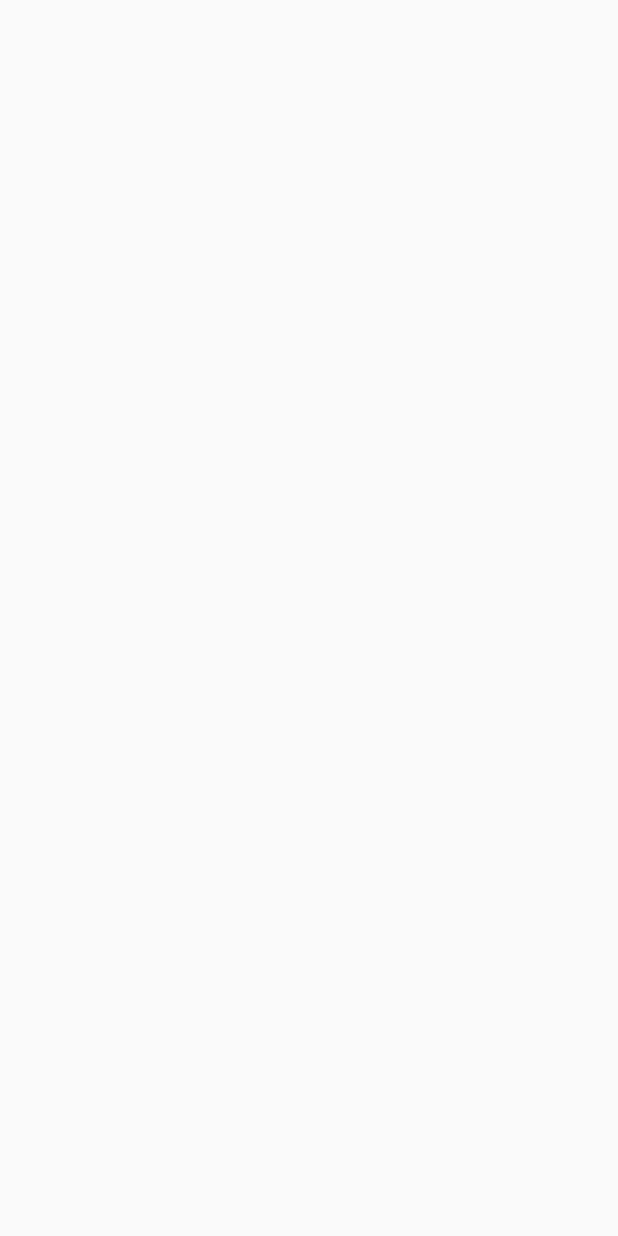
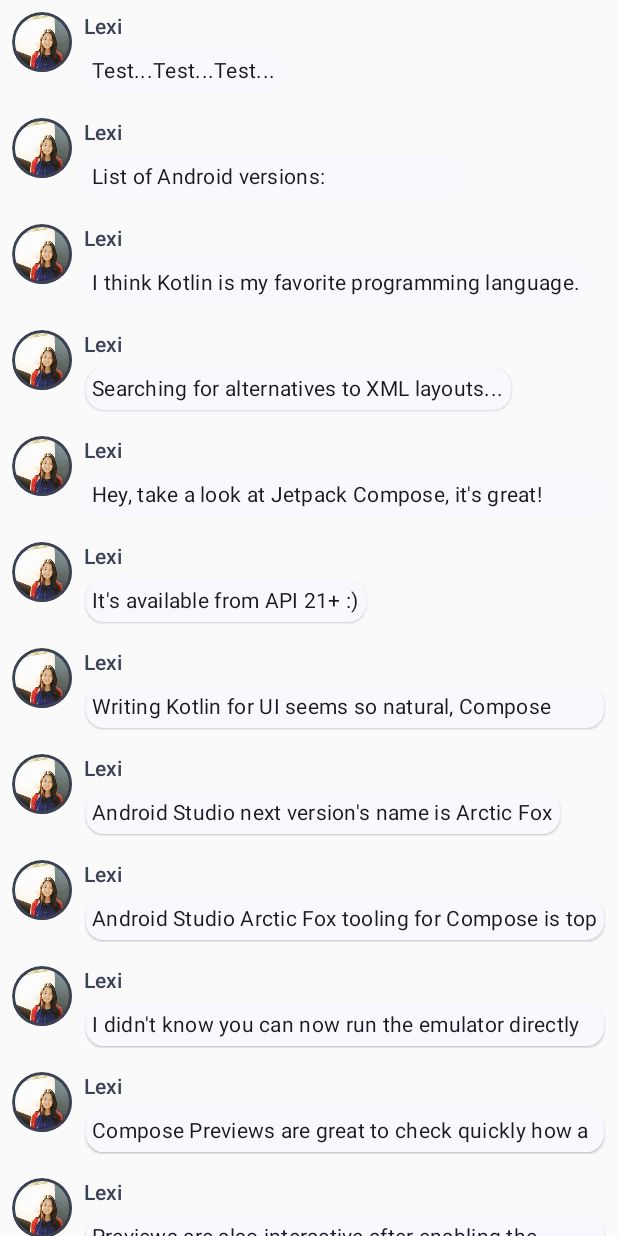
Before and after one commit to KasperiErvasti/Mobile-ComputingHW1, an Android app built with Jetpack Compose: the screen it shows after launch (MainActivity), on a phone screen of 412 x 824 dp. Before the commit the screen is empty. Run offline under Robolectric (Android 15) with nearby library versions, the phone set to English and light mode, and no system bars.

Commit message:
Implement HW1

```diff
--- a/app/src/main/java/com/example/mobile_computinghw1/MainActivity.kt
+++ b/app/src/main/java/com/example/mobile_computinghw1/MainActivity.kt
@@ -1,16 +1,38 @@
 package com.example.mobile_computinghw1
 
+import android.content.res.Configuration
 import android.os.Bundle
 import androidx.activity.ComponentActivity
 import androidx.activity.compose.setContent
 import androidx.activity.enableEdgeToEdge
-import androidx.compose.foundation.layout.fillMaxSize
+import androidx.compose.animation.animateColorAsState
+import androidx.compose.animation.animateContentSize
+import androidx.compose.foundation.Image
+import androidx.compose.foundation.border
+import androidx.compose.foundation.clickable
+import androidx.compose.foundation.layout.Column
+import androidx.compose.foundation.layout.Row
+import androidx.compose.foundation.layout.Spacer
+import androidx.compose.foundation.layout.height
 import androidx.compose.foundation.layout.padding
-import androidx.compose.material3.Scaffold
+import androidx.compose.foundation.layout.size
+import androidx.compose.foundation.layout.width
+import androidx.compose.foundation.lazy.LazyColumn
+import androidx.compose.foundation.lazy.items
+import androidx.compose.foundation.shape.CircleShape
+import androidx.compose.material3.MaterialTheme
+import androidx.compose.material3.Surface
 import androidx.compose.material3.Text
 import androidx.compose.runtime.Composable
+import androidx.compose.runtime.getValue
+import androidx.compose.runtime.mutableStateOf
+import androidx.compose.runtime.remember
+import androidx.compose.runtime.setValue
 import androidx.compose.ui.Modifier
+import androidx.compose.ui.draw.clip
+import androidx.compose.ui.res.painterResource
 import androidx.compose.ui.tooling.preview.Preview
+import androidx.compose.ui.unit.dp
 import com.example.mobile_computinghw1.ui.theme.MobileComputingHW1Theme
 
 class MainActivity : ComponentActivity() {
@@ -18,32 +40,173 @@ class MainActivity : ComponentActivity() {
         super.onCreate(savedInstanceState)
         enableEdgeToEdge()
         setContent {
-            // TEST
+            MobileComputingHW1Theme {
+                Conversation(SampleData.conversationSample)
+            }
+        }
+    }
+}
 
-//            MobileComputingHW1Theme {
-//                Scaffold(modifier = Modifier.fillMaxSize()) { innerPadding ->
-//                    Greeting(
-//                        name = "Android",
-//                        modifier = Modifier.padding(innerPadding)
-//                    )
-//                }
-//            }
+data class Message(val author: String, val body: String)
+
+@Composable
+fun MessageCard(msg: Message) {
+    Row(modifier = Modifier.padding(all = 8.dp)) {
+        Image(
+            painter = painterResource(R.drawable.profile_picture),
+            contentDescription = null,
+            modifier = Modifier
+                .size(40.dp)
+                .clip(CircleShape)
+                .border(1.5.dp, MaterialTheme.colorScheme.secondary, CircleShape)
+        )
+        Spacer(modifier = Modifier.width(8.dp))
+
+        // We keep track if the message is expanded or not in this
+        // variable
+        var isExpanded by remember { mutableStateOf(false) }
+        // surfaceColor will be updated gradually from one color to the other
+        val surfaceColor by animateColorAsState(
+            if (isExpanded) MaterialTheme.colorScheme.primary else MaterialTheme.colorScheme.surface,
+        )
+
+        // We toggle the isExpanded variable when we click on this Column
+        Column(modifier = Modifier.clickable { isExpanded = !isExpanded }) {
+            Text(
+                text = msg.author,
+                color = MaterialTheme.colorScheme.secondary,
+                style = MaterialTheme.typography.titleSmall
+            )
+
+            Spacer(modifier = Modifier.height(4.dp))
+
+            Surface(
+                shape = MaterialTheme.shapes.medium,
+                shadowElevation = 1.dp,
+                // surfaceColor color will be changing gradually from primary to surface
+                color = surfaceColor,
+                // animateContentSize will change the Surface size gradually
+                modifier = Modifier.animateContentSize().padding(1.dp)
+            ) {
+                Text(
+                    text = msg.body,
+                    modifier = Modifier.padding(all = 4.dp),
+                    // If the message is expanded, we display all its content
+                    // otherwise we only display the first line
+                    maxLines = if (isExpanded) Int.MAX_VALUE else 1,
+                    style = MaterialTheme.typography.bodyMedium
+                )
+            }
+        }
+    }
+}
+
+
+@Preview(name = "Light Mode")
+@Preview(
+    uiMode = Configuration.UI_MODE_NIGHT_YES,
+    showBackground = true,
+    name = "Dark Mode"
+)
+
+@Composable
+fun PreviewMessageCard() {
+    MobileComputingHW1Theme {
+        Surface {
+            MessageCard(
+                msg = Message("Lexi", "Hey, take a look at Jetpack Compose, it's great!")
+            )
         }
     }
 }
 
 @Composable
-fun Greeting(name: String, modifier: Modifier = Modifier) {
-    Text(
-        text = "Hello $name!",
-        modifier = modifier
+fun Conversation(messages: List<Message>) {
+    LazyColumn {
+        items(messages) { message ->
+            MessageCard(message)
+        }
+    }
+}
+
+@Preview
+@Composable
+fun PreviewConversation() {
+    MobileComputingHW1Theme {
+        Conversation(SampleData.conversationSample)
+    }
+}
+
+/**
+ * SampleData for Jetpack Compose Tutorial
+ */
+object SampleData {
+    // Sample conversation data
+    val conversationSample = listOf(
+        Message(
+            "Lexi",
+            "Test...Test...Test..."
+        ),
+        Message(
+            "Lexi",
+            """List of Android versions:
+            |Android KitKat (API 19)
+            |Android Lollipop (API 21)
+            |Android Marshmallow (API 23)
+            |Android Nougat (API 24)
+            |Android Oreo (API 26)
+            |Android Pie (API 28)
+            |Android 10 (API 29)
+            |Android 11 (API 30)
+            |Android 12 (API 31)""".trim()
+        ),
+        Message(
+            "Lexi",
+            """I think Kotlin is my favorite programming language.
+            |It's so much fun!""".trim()
+        ),
+        Message(
+            "Lexi",
+            "Searching for alternatives to XML layouts..."
+        ),
+        Message(
+            "Lexi",
+            """Hey, take a look at Jetpack Compose, it's great!
+            |It's the Android's modern toolkit for building native UI.
+            |It simplifies and accelerates UI development on Android.
+            |Less code, powerful tools, and intuitive Kotlin APIs :)""".trim()
+        ),
+        Message(
+            "Lexi",
+            "It's available from API 21+ :)"
+        ),
+        Message(
+            "Lexi",
+            "Writing Kotlin for UI seems so natural, Compose where have you been all my life?"
+        ),
+        Message(
+            "Lexi",
+            "Android Studio next version's name is Arctic Fox"
+        ),
+        Message(
+            "Lexi",
+            "Android Studio Arctic Fox tooling for Compose is top notch ^_^"
+        ),
+        Message(
+            "Lexi",
+            "I didn't know you can now run the emulator directly from Android Studio"
+        ),
+        Message(
+            "Lexi",
+            "Compose Previews are great to check quickly how a composable layout looks like"
+        ),
+        Message(
+            "Lexi",
+            "Previews are also interactive after enabling the experimental setting"
+        ),
+        Message(
+            "Lexi",
+            "Have you tried writing build.gradle with KTS?"
+        ),
     )
 }
-
-@Preview(showBackground = true)
-@Composable
-fun GreetingPreview() {
-    MobileComputingHW1Theme {
-        Greeting("Android")
-    }
-}
```
Also changed, not shown: app/src/main/res/drawable/profile_picture.png (added).
